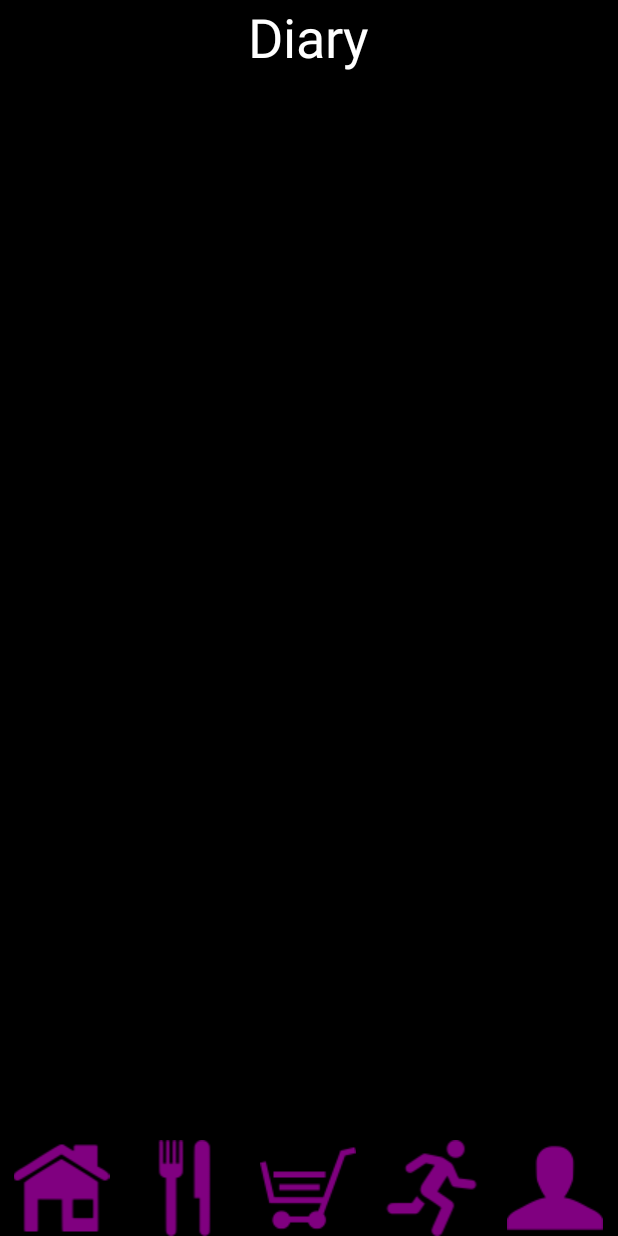
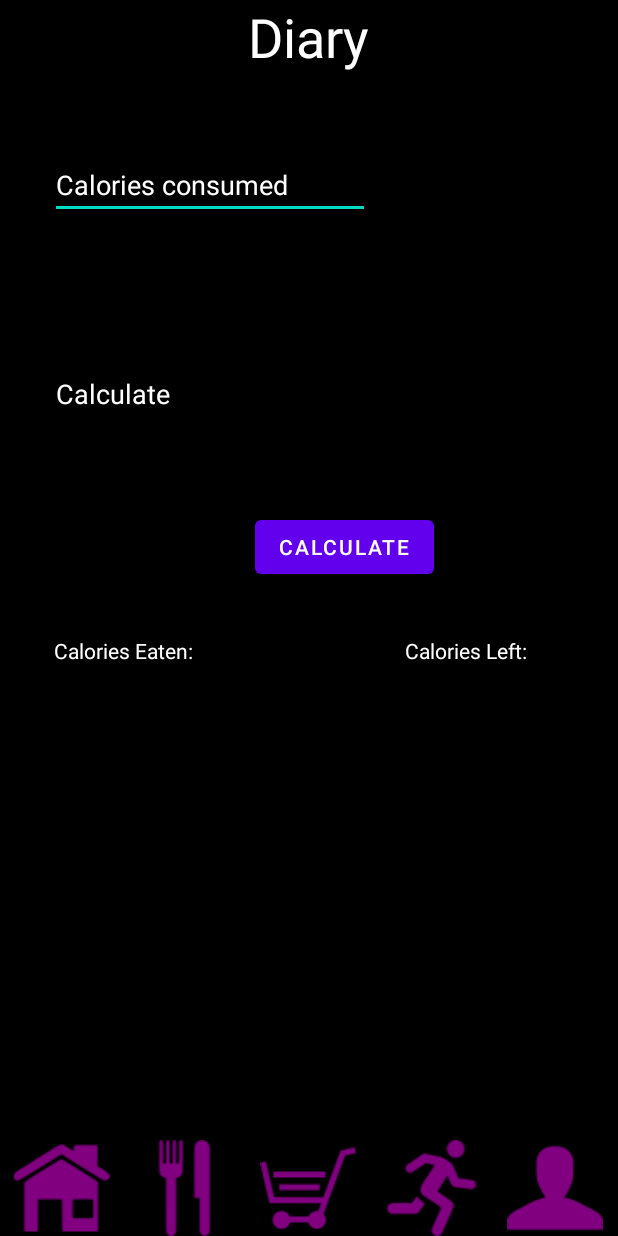
Before and after one commit to tilwe28/FitnessApp, an Android app: the Diary screen opened directly, with no data from a screen before it, on a phone screen of 412 x 824 dp. Run offline under Robolectric (Android 15) with nearby library versions, the phone set to English and light mode, and no system bars.

Commit message:
started diary
able to get calories from food input

```diff
--- a/app/src/main/AndroidManifest.xml
+++ b/app/src/main/AndroidManifest.xml
@@ -1,6 +1,7 @@
 <?xml version="1.0" encoding="utf-8"?>
 <manifest xmlns:android="http://schemas.android.com/apk/res/android"
     package="com.example.fitnessapp">
+    <uses-permission android:name="android.permission.INTERNET" />
 
     <application
         android:allowBackup="true"
--- a/app/src/main/res/layout/activity_diary.xml
+++ b/app/src/main/res/layout/activity_diary.xml
@@ -26,4 +26,72 @@
         app:layout_constraintEnd_toEndOf="parent"
         app:layout_constraintStart_toStartOf="parent"
         app:layout_constraintTop_toTopOf="parent" />
+
+    <EditText
+        android:id="@+id/diary_manual_calories"
+        android:layout_width="wrap_content"
+        android:layout_height="wrap_content"
+        android:ems="10"
+        android:inputType="textPersonName"
+        android:text="Calories consumed"
+        android:textColor="#FFFFFF"
+        app:layout_constraintBottom_toBottomOf="parent"
+        app:layout_constraintEnd_toEndOf="@+id/id_diary_textView_heading"
+        app:layout_constraintHorizontal_bias="1.0"
+        app:layout_constraintStart_toStartOf="@+id/id_diary_textView_heading"
+        app:layout_constraintTop_toTopOf="parent"
+        app:layout_constraintVertical_bias="0.129" />
+
+    <EditText
+        android:id="@+id/calculated_calories"
+        android:layout_width="364dp"
+        android:layout_height="88dp"
+        android:ems="10"
+        android:inputType="textPersonName"
+        android:text="Calculate "
+        android:textColor="#FFFFFF"
+        app:layout_constraintBottom_toBottomOf="@+id/navigationView"
+        app:layout_constraintEnd_toEndOf="@+id/id_diary_textView_heading"
+        app:layout_constraintHorizontal_bias="0.0"
+        app:layout_constraintStart_toStartOf="@+id/diary_manual_calories"
+        app:layout_constraintTop_toBottomOf="@+id/id_diary_textView_heading"
+        app:layout_constraintVertical_bias="0.247" />
+
+    <TextView
+        android:id="@+id/calories_eaten"
+        android:layout_width="134dp"
+        android:layout_height="48dp"
+        android:layout_marginStart="36dp"
+        android:text="Calories Eaten:"
+        android:textColor="#FFFFFF"
+        app:layout_constraintBottom_toBottomOf="parent"
+        app:layout_constraintStart_toStartOf="parent"
+        app:layout_constraintTop_toBottomOf="@+id/calculated_calories"
+        app:layout_constraintVertical_bias="0.25" />
+
+    <TextView
+        android:id="@+id/calories_left"
+        android:layout_width="127dp"
+        android:layout_height="43dp"
+        android:layout_marginStart="69dp"
+        android:text="Calories Left:"
+        android:textColor="#FFFFFF"
+        app:layout_constraintBottom_toBottomOf="parent"
+        app:layout_constraintEnd_toEndOf="@+id/calculated_calories"
+        app:layout_constraintHorizontal_bias="1.0"
+        app:layout_constraintStart_toEndOf="@+id/calories_eaten"
+        app:layout_constraintTop_toTopOf="@+id/calories_eaten"
+        app:layout_constraintVertical_bias="0.0" />
+
+    <Button
+        android:id="@+id/button_calc"
+        android:layout_width="wrap_content"
+        android:layout_height="wrap_content"
+        android:text="Calculate"
+        app:layout_constraintBottom_toBottomOf="@+id/calories_eaten"
+        app:layout_constraintEnd_toEndOf="parent"
+        app:layout_constraintHorizontal_bias="0.582"
+        app:layout_constraintStart_toStartOf="parent"
+        app:layout_constraintTop_toBottomOf="@+id/calculated_calories"
+        app:layout_constraintVertical_bias="0.287" />
 </androidx.constraintlayout.widget.ConstraintLayout>
```
Also changed, not shown: app/src/main/java/com/example/fitnessapp/Diary.java (+107 -2 lines), app/src/main/java/com/example/fitnessapp/Info.java (+4 -7 lines), app/src/main/java/com/example/fitnessapp/MainActivity.java (deleted, +0 -16 lines).
